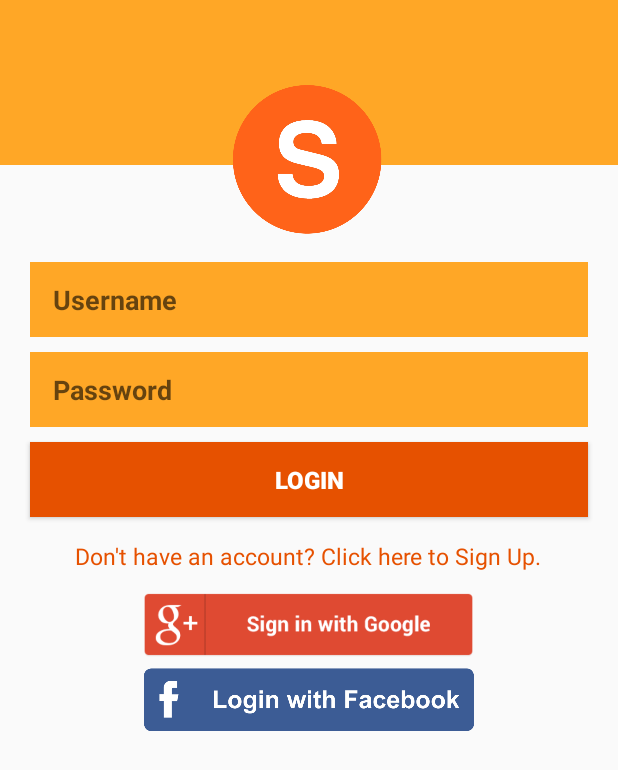
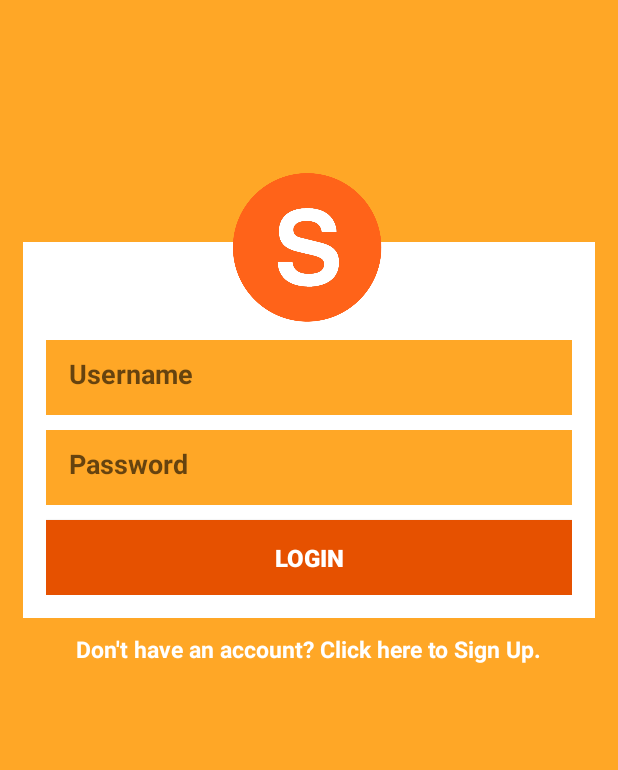
Before and after one commit to Noirtechy/Squady, an Android app: the screen it shows after launch (SquadyLogin), on a phone screen of 412 x 824 dp. Shown: the top 770 px of the screen. Run offline under Robolectric (Android 15) with nearby library versions, the phone set to English and light mode, and no system bars; our stand-ins replace Firebase (no records; nobody signed in at launch, a user with empty details on screens opened directly).

Commit message:
Firebase User Login & Register Functionality Updated

```diff
--- a/app/src/main/java/ca/squady/UserInformation.java
+++ b/app/src/main/java/ca/squady/User.java
@@ -4,12 +4,12 @@ package ca.squady;
  * Created by Ifeoluwa David on 2018-01-27.
  */
 
-public class UserInformation
+public class User
 {
     private String username, name, email, phonenumber;
     private int userID;
 
-    public UserInformation(String username, String name, String email, String phonenumber)
+    public User(String username, String name, String email, String phonenumber)
     {
         this.username = username;
         this.name = name;
--- a/app/src/main/java/ca/squady/UserSessionManager.java
+++ b/app/src/main/java/ca/squady/UserSessionManager.java
@@ -31,7 +31,7 @@ public class UserSessionManager
 
     //method to let the user login
     //this method will store the user data in shared preferences
-    public void userLogin(UserInformation user)
+    public void userLogin(User user)
     {
         SharedPreferences sharedPreferences = mCtx.getSharedPreferences(SHARED_PREF_NAME, Context.MODE_PRIVATE);
         SharedPreferences.Editor editor = sharedPreferences.edit();
@@ -50,10 +50,10 @@ public class UserSessionManager
     }
 
     //this method gives the logged in user
-    public UserInformation getUser()
+    public User getUser()
     {
         SharedPreferences sharedPreferences = mCtx.getSharedPreferences(SHARED_PREF_NAME, Context.MODE_PRIVATE);
-        return new UserInformation
+        return new User
         (
                 sharedPreferences.getString(KEY_USERNAME, null),
                 sharedPreferences.getString(KEY_NAME, null),
--- a/app/src/main/res/layout/squady_login.xml
+++ b/app/src/main/res/layout/squady_login.xml
@@ -1,52 +1,45 @@
 <?xml version="1.0" encoding="utf-8"?>
-<ScrollView xmlns:android="http://schemas.android.com/apk/res/android"
+<ScrollView
+    xmlns:tools="http://schemas.android.com/tools"
+    xmlns:android="http://schemas.android.com/apk/res/android"
     android:layout_width="match_parent"
     android:layout_height="match_parent"
-    android:fillViewport="true">
+    android:background="@color/mainColor"
+    android:fillViewport="true"
+    tools:context="ca.squady.SquadyLogin">
 
     <TableLayout
-        android:layout_width="match_parent"
-        android:layout_height="match_parent"
+        android:layout_width="wrap_content"
+        android:layout_height="wrap_content"
         android:stretchColumns="1">
 
-    <RelativeLayout xmlns:android="http://schemas.android.com/apk/res/android"
-        xmlns:app="http://schemas.android.com/apk/res-auto"
-        xmlns:tools="http://schemas.android.com/tools"
+        <RelativeLayout
             android:layout_width="match_parent"
-        android:layout_height="match_parent"
-        tools:context="ca.squady.SquadyLogin">
+            android:layout_height="match_parent">
 
-        <include
-            android:id="@+id/include"
-            layout="@layout/loginscreenlogoarea"
-            android:layout_width="match_parent"
-            android:layout_height="110dp"
+            <RelativeLayout
+                android:id="@+id/relativeLayout"
+                android:layout_width="wrap_content"
+                android:layout_height="wrap_content"
                 android:layout_alignParentStart="true"
-            android:layout_alignParentTop="true" />
-
-        <ImageView
-            android:id="@+id/imageView"
-            android:layout_width="130dp"
-            android:layout_height="130dp"
-            android:layout_alignParentTop="true"
-            android:layout_centerHorizontal="true"
-            android:layout_marginTop="41dp"
-            android:src="@drawable/squadylogo" />
+                android:layout_alignTop="@+id/imageView"
+                android:layout_marginTop="61dp"
+                android:layout_marginStart="15dp"
+                android:layout_marginEnd="15dp"
+                android:background="@color/textColor"
+                android:padding="15dp">
 
                 <EditText
                     android:id="@+id/loginEmail"
                     android:layout_width="match_parent"
                     android:layout_height="50dp"
-            android:layout_below="@+id/imageView"
                     android:layout_centerHorizontal="true"
-            android:layout_marginTop="3dp"
-            android:layout_marginStart="20dp"
-            android:layout_marginEnd="20dp"
+                    android:layout_marginTop="50dp"
                     android:background="@color/mainColor"
                     android:ems="10"
                     android:hint="@string/username"
                     android:inputType="textPersonName"
-            android:paddingStart="15dp"
+                    android:padding="15dp"
                     android:textColor="@color/textColor"
                     android:textStyle="bold" />
 
@@ -57,62 +50,52 @@
                     android:layout_alignParentStart="true"
                     android:layout_below="@+id/loginEmail"
                     android:layout_marginTop="10dp"
-            android:layout_marginStart="20dp"
-            android:layout_marginEnd="20dp"
+                    android:background="@color/mainColor"
                     android:ems="10"
-            android:textStyle="bold"
+                    android:hint="@string/password"
+                    android:inputType="textPassword"
+                    android:padding="15dp"
                     android:textColor="@color/textColor"
-            android:paddingStart="15dp"
-            android:background="@color/mainColor"
-            android:inputType="textPassword"
-            android:hint="@string/password" />
+                    android:textStyle="bold" />
 
                 <Button
-            android:id="@+id/buttonSignIn"
+                    android:id="@+id/button"
                     android:layout_width="match_parent"
                     android:layout_height="50dp"
                     android:layout_alignParentEnd="true"
                     android:layout_below="@+id/loginPassword"
+                    android:layout_marginTop="10dp"
                     android:background="@color/colorPrimary"
-            android:layout_marginTop="10dp"
-            android:layout_marginStart="20dp"
-            android:layout_marginEnd="20dp"
+                    android:onClick="userLogin"
                     android:text="@string/login"
-            android:onClick="userLogin"
                     android:textColor="@color/textColor"
                     android:textSize="16sp"
                     android:textStyle="bold" />
 
+            </RelativeLayout>
+
+            <ImageView
+                android:id="@+id/imageView"
+                android:layout_width="130dp"
+                android:layout_height="130dp"
+                android:layout_alignParentTop="true"
+                android:layout_centerHorizontal="true"
+                android:layout_marginTop="100dp"
+                android:src="@drawable/squadylogo" />
+
             <TextView
-            android:id="@+id/textViewSignup"
+                android:id="@+id/textView2"
                 android:layout_width="wrap_content"
                 android:layout_height="wrap_content"
-            android:layout_below="@+id/buttonSignIn"
+                android:layout_below="@+id/relativeLayout"
                 android:layout_centerHorizontal="true"
+                android:clickable="true"
+                android:onClick="userSignup"
                 android:text="@string/registerRequest"
-            android:textColor="@color/colorPrimary"
-            android:onClick="userSignup"
-            android:clickable="true"
-            android:layout_marginTop="15dp"
+                android:textColor="@color/textColor"
                 android:textSize="15sp"
-            android:textStyle="normal" />
-
-        <ImageView
-            android:id="@+id/imageView2"
-            android:layout_width="230dp"
-            android:layout_height="50dp"
-            android:layout_below="@+id/textViewSignup"
-            android:layout_centerHorizontal="true"
                 android:layout_marginTop="10dp"
-            android:src="@drawable/googlesignin" />
-
-        <ImageView
-            android:id="@+id/imageView3"
-            android:layout_width="220dp"
-            android:layout_height="50dp"
-            android:layout_below="@+id/imageView2"
-            android:layout_centerHorizontal="true"
-            android:src="@drawable/facebooksignin" />
+                android:textStyle="bold" />
 
         </RelativeLayout>
 
--- a/app/src/main/res/values/colors.xml
+++ b/app/src/main/res/values/colors.xml
@@ -1,7 +1,7 @@
 <?xml version="1.0" encoding="utf-8"?>
 <resources>
     <color name="colorPrimary">#E65100</color>
-    <color name="colorPrimaryDark">#303F9F</color>
+    <color name="colorPrimaryDark">#FFAB40</color>
     <color name="colorAccent">#FF4081</color>
 
     <color name="holderColor">#E0E0E0</color>
```
Also changed, not shown: app/src/main/java/ca/squady/SquadyLogin.java (+60 -41 lines), app/src/main/java/ca/squady/SquadyRegister.java (+40 -20 lines), app/src/main/java/ca/squady/SquadyViewProfile.java (+27 -3 lines), app/src/main/res/layout/squady_viewprofile.xml (+61 -51 lines), app/build.gradle (line endings or trailing spaces). Lines whose indentation alone changed are shown as unchanged.
